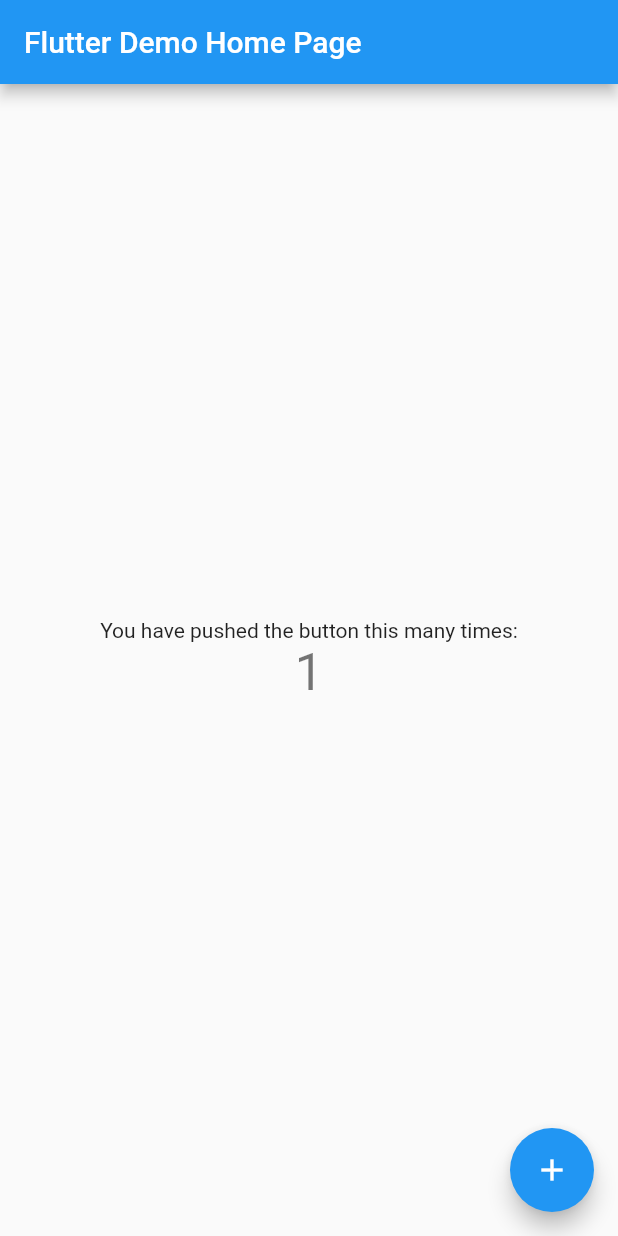
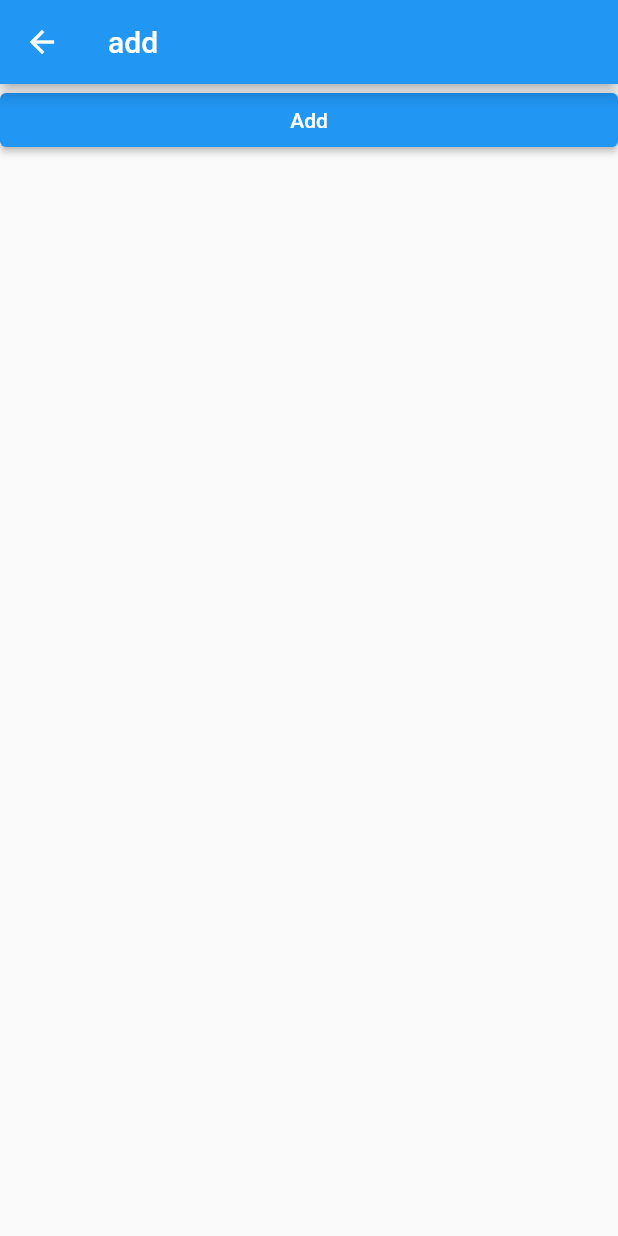
Before and after one commit to FISohan/flutter_market_list_app, a Flutter app: the screen it shows after launch, after a tap on the "add" icon, on a phone screen of 412 x 824 dp. Run offline on Flutter 3.47's test engine with Material 2 defaults, Android fonts, the phone set to English and light mode, and no system bars; our stand-ins replace get, sqflite; accounts and stored records are empty.

```diff
--- /dev/null
+++ b/lib/Models/ItemModel.dart
@@ -0,0 +1,37 @@
+class ItemModel {
+  int id;
+  int groupId;
+  int isDone;
+  int amountPerItem;
+  String itemName;
+  String itemQuantity;
+
+  ItemModel({
+    required this.id,
+    required this.groupId,
+    required this.isDone,
+    required this.amountPerItem,
+    required this.itemName,
+    required this.itemQuantity,
+  });
+  // map to object
+  ItemModel.fromMap(Map<String, dynamic> map)
+      : id = map['id'],
+        groupId = map['groupId'],
+        isDone = map['isDone'],
+        amountPerItem = map['amountPerItem'],
+        itemName = map['itemName'],
+        itemQuantity = map['itemQuantity'];
+
+//object to map
+  Map<String, dynamic> toMap() {
+    Map<String, dynamic> _map = Map<String, dynamic>();
+    _map['id'] = id;
+    _map['groupId'] = groupId;
+    _map['isDone'] = isDone;
+    _map['amountPerItem'] = itemQuantity;
+    _map['itemName'] = itemName;
+    _map['itemQuantity'] = itemQuantity;
+    return _map;
+  }
+}
--- /dev/null
+++ b/lib/Pages/AddItemPage.dart
@@ -0,0 +1,29 @@
+import 'package:flutter/material.dart';
+import 'package:get/get.dart';
+import 'package:market_list/Services/AddItemService.dart';
+
+class AddItemPage extends StatelessWidget {
+  @override
+  Widget build(BuildContext context) {
+    return Scaffold(
+      body: GetX<AddItemService>(
+        init: AddItemService(),
+        builder: (c)=>ListView(
+          physics: AlwaysScrollableScrollPhysics(),
+          children: [
+            ListView.builder(
+              shrinkWrap: true,
+                physics: NeverScrollableScrollPhysics(),
+                itemCount: c.items.length,
+                itemBuilder: (BuildContext context,int i){
+              return Text('${c.items[0].itemName}');
+            }),
+            ElevatedButton(onPressed: (){
+            }, child:Text('Add') )
+          ],
+        ),
+      ),
+      appBar: AppBar(title: Text('add'),),
+    );
+  }
+}
--- /dev/null
+++ b/lib/Pages/HomePage.dart
@@ -0,0 +1,12 @@
+import 'package:flutter/material.dart';
+
+class HomePage extends StatelessWidget {
+  const HomePage({Key? key}) : super(key: key);
+
+  @override
+  Widget build(BuildContext context) {
+    return Container(
+      child: Center(child: Text('Home page'),),
+    );
+  }
+}
--- /dev/null
+++ b/lib/Services/AddItemService.dart
@@ -0,0 +1,13 @@
+import 'dart:math';
+
+import 'package:get/get.dart';
+import 'package:market_list/Models/ItemModel.dart';
+
+class AddItemService extends GetxController {
+  List<ItemModel> items = <ItemModel>[].obs;
+  @override
+  void onInit() {
+    // TODO: implement onInit
+    super.onInit();
+  }
+}
--- /dev/null
+++ b/lib/Services/TabService.dart
@@ -0,0 +1,10 @@
+import 'package:get/get.dart';
+
+class TabService extends GetxController{
+    int index = 0;
+    void goPage(int i){
+      index = i;
+      printInfo(info: '---$index');
+      update();
+    }
+}
--- a/lib/main.dart
+++ b/lib/main.dart
@@ -1,113 +1,54 @@
 import 'package:flutter/material.dart';
+import 'package:get/get.dart';
+import 'package:market_list/Pages/AddItemPage.dart';
+import 'package:market_list/Services/TabService.dart';
 
-void main() {
+import 'Pages/ArchivePage.dart';
+import 'Pages/HomePage.dart';
+
+main() {
   runApp(MyApp());
 }
 
 class MyApp extends StatelessWidget {
-  // This widget is the root of your application.
+  final _tabs = [HomePage(),ArchivePage()];
   @override
   Widget build(BuildContext context) {
-    return MaterialApp(
-      title: 'Flutter Demo',
-      theme: ThemeData(
-        // This is the theme of your application.
-        //
-        // Try running your application with "flutter run". You'll see the
-        // application has a blue toolbar. Then, without quitting the app, try
-        // changing the primarySwatch below to Colors.green and then invoke
-        // "hot reload" (press "r" in the console where you ran "flutter run",
-        // or simply save your changes to "hot reload" in a Flutter IDE).
-        // Notice that the counter didn't reset back to zero; the application
-        // is not restarted.
-        primarySwatch: Colors.blue,
+    return GetMaterialApp(
+        home: GetBuilder<TabService>(
+          init: TabService(),
+          builder: (c)=>Scaffold(
+            body: _tabs[c.index],
+            floatingActionButtonLocation: FloatingActionButtonLocation.miniCenterDocked,
+            floatingActionButton: FloatingActionButton(
+              child: Icon(Icons.add),
+              onPressed: () {
+                Get.to(AddItemPage());
+              },
             ),
-      home: MyHomePage(title: 'Flutter Demo Home Page'),
-    );
-  }
-}
-
-class MyHomePage extends StatefulWidget {
-  MyHomePage({Key? key, required this.title}) : super(key: key);
-
-  // This widget is the home page of your application. It is stateful, meaning
-  // that it has a State object (defined below) that contains fields that affect
-  // how it looks.
-
-  // This class is the configuration for the state. It holds the values (in this
-  // case the title) provided by the parent (in this case the App widget) and
-  // used by the build method of the State. Fields in a Widget subclass are
-  // always marked "final".
-
-  final String title;
-
-  @override
-  _MyHomePageState createState() => _MyHomePageState();
-}
-
-class _MyHomePageState extends State<MyHomePage> {
-  int _counter = 0;
-
-  void _incrementCounter() {
-    setState(() {
-      // This call to setState tells the Flutter framework that something has
-      // changed in this State, which causes it to rerun the build method below
-      // so that the display can reflect the updated values. If we changed
-      // _counter without calling setState(), then the build method would not be
-      // called again, and so nothing would appear to happen.
-      _counter++;
-    });
-  }
-
-  @override
-  Widget build(BuildContext context) {
-    // This method is rerun every time setState is called, for instance as done
-    // by the _incrementCounter method above.
-    //
-    // The Flutter framework has been optimized to make rerunning build methods
-    // fast, so that you can just rebuild anything that needs updating rather
-    // than having to individually change instances of widgets.
-    return Scaffold(
-      appBar: AppBar(
-        // Here we take the value from the MyHomePage object that was created by
-        // the App.build method, and use it to set our appbar title.
-        title: Text(widget.title),
+            bottomNavigationBar: BottomNavigationBar(
+              currentIndex: c.index,
+              onTap: (i){
+                c.goPage(i);
+              },
+              items: [
+                BottomNavigationBarItem(
+                    icon: Icon(
+                      Icons.home,
+                      size: 30,
                     ),
-      body: Center(
-        // Center is a layout widget. It takes a single child and positions it
-        // in the middle of the parent.
-        child: Column(
-          // Column is also a layout widget. It takes a list of children and
-          // arranges them vertically. By default, it sizes itself to fit its
-          // children horizontally, and tries to be as tall as its parent.
-          //
-          // Invoke "debug painting" (press "p" in the console, choose the
-          // "Toggle Debug Paint" action from the Flutter Inspector in Android
-          // Studio, or the "Toggle Debug Paint" command in Visual Studio Code)
-          // to see the wireframe for each widget.
-          //
-          // Column has various properties to control how it sizes itself and
-          // how it positions its children. Here we use mainAxisAlignment to
-          // center the children vertically; the main axis here is the vertical
-          // axis because Columns are vertical (the cross axis would be
-          // horizontal).
-          mainAxisAlignment: MainAxisAlignment.center,
-          children: <Widget>[
-            Text(
-              'You have pushed the button this many times:',
+                    label: 'HOME${c.index}'),
+                BottomNavigationBarItem(
+                    icon: Icon(
+                      Icons.archive,
+                      size: 30,
                     ),
-            Text(
-              '$_counter',
-              style: Theme.of(context).textTheme.headline4,
-            ),
+                    label: 'ARCHIVE')
               ],
             ),
           ),
-      floatingActionButton: FloatingActionButton(
-        onPressed: _incrementCounter,
-        tooltip: 'Increment',
-        child: Icon(Icons.add),
-      ), // This trailing comma makes auto-formatting nicer for build methods.
+        )
     );
+
   }
 }
--- a/pubspec.yaml
+++ b/pubspec.yaml
@@ -28,6 +28,8 @@ dependencies:
   # The following adds the Cupertino Icons font to your application.
   # Use with the CupertinoIcons class for iOS style icons.
   cupertino_icons: ^1.0.2
+  get: ^4.3.6
+  sqflite: ^2.0.0+3
 
 dev_dependencies:
   flutter_test:
```
Also changed, not shown: lib/Pages/ArchivePage.dart (added, +12 -0 lines), lib/Services/DBHandler.dart (added, +48 -0 lines), pubspec.lock. Lines whose indentation alone changed are shown as unchanged.
